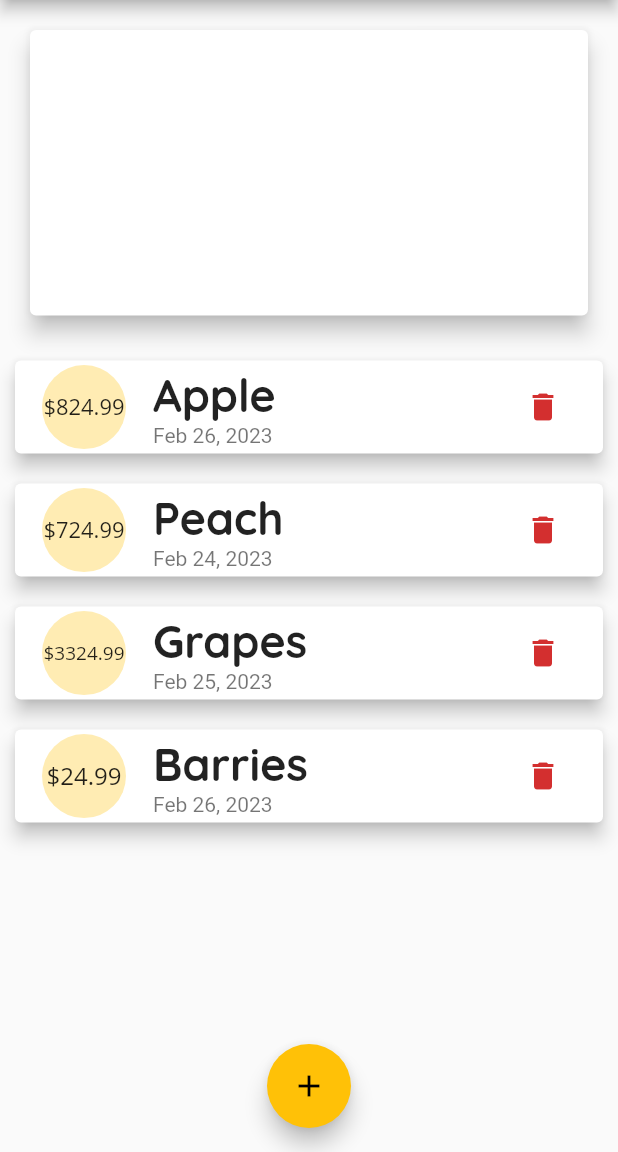
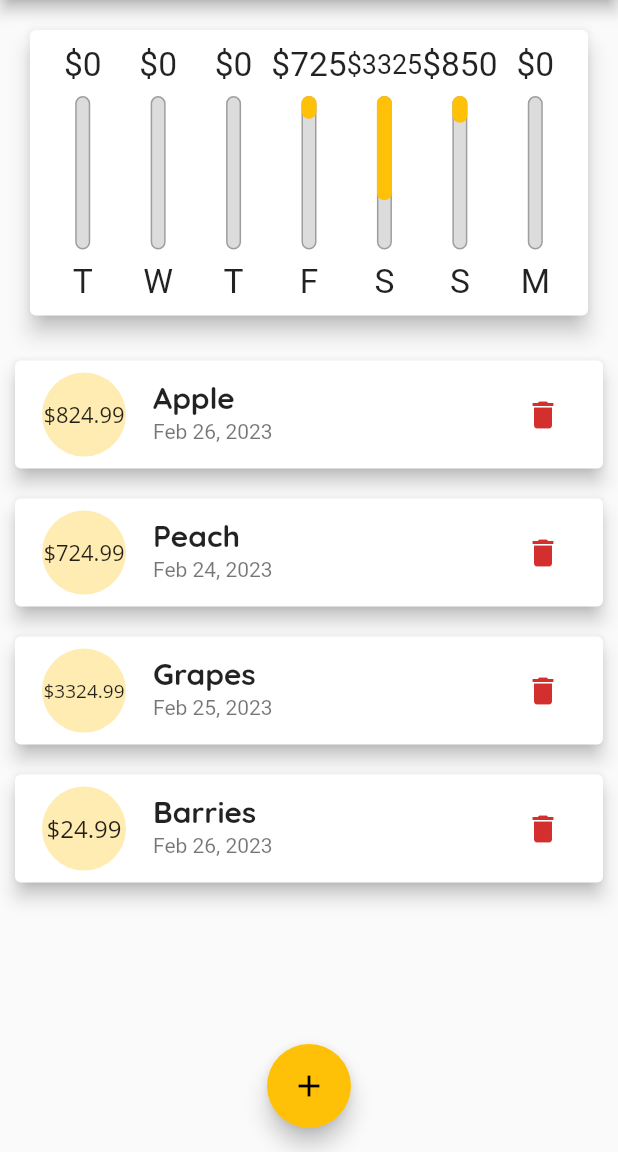
Before and after one commit to Mmahadinana/flutter-transactions, a Flutter app: the screen it shows after launch, after a tap on the "delete" icon, on a phone screen of 412 x 824 dp, the part 84-1236 px from its top. Run offline on Flutter 3.47's test engine with Material 2 defaults, Android fonts, the phone set to English and light mode, and no system bars.

Commit message:
Flutter complete guide section 5 - Responsive part 1 using the landscape

```diff
--- a/lib/main.dart
+++ b/lib/main.dart
@@ -1,4 +1,5 @@
 import 'package:flutter/material.dart';
+import 'package:flutter/services.dart';
 import 'package:intl/intl.dart';
 
 import './widgets/transaction_list.dart';
@@ -6,7 +7,14 @@ import './widgets/new_transaction.dart';
 import './models/transaction.dart';
 import './widgets/chart.dart';
 
-void main() => runApp(MyApp());
+void main() {
+  // WidgetsFlutterBinding.ensureInitialized();
+  // SystemChrome.setPreferredOrientations([
+  //   DeviceOrientation.portraitDown,
+  //   DeviceOrientation.portraitUp,
+  // ]);
+  runApp(MyApp());
+}
 
 class MyApp extends StatelessWidget {
 
@@ -21,7 +29,7 @@ class MyApp extends StatelessWidget {
           textTheme: ThemeData.light().textTheme.copyWith(
             titleLarge: TextStyle(
                 fontFamily: 'Quicksand',
-                fontSize: 30,
+                fontSize: 20,
                 fontWeight: FontWeight.bold
             ),
           ),
@@ -78,6 +86,7 @@ class _MyHomePageState extends State<MyHomePage> {
     ),
   ];
 
+  bool _showChart = false;
   List<Transaction> get _recentTractions {
     return _userTransactions.where((txt){
         return txt.date.isAfter(
@@ -118,6 +127,7 @@ class _MyHomePageState extends State<MyHomePage> {
 
   @override
   Widget build(BuildContext context) {
+    final isLandScape = MediaQuery.of(context).orientation == Orientation;
     final appBar =  AppBar(
       title: Text('Rosy App'),
       backgroundColor: Theme.of(context).primaryColor,
@@ -128,20 +138,42 @@ class _MyHomePageState extends State<MyHomePage> {
         )
       ],
     );
+
+    final txListWidget = Container(
+      height: (MediaQuery.of(context).size.height -
+          appBar.preferredSize.height -
+          MediaQuery.of(context).padding.top) * 0.7,
+      child: TransactionList(_userTransactions, _deleteTransaction),
+    );
     return Scaffold(
           appBar: appBar,
           body: SingleChildScrollView(
             child: Column(
-              crossAxisAlignment: CrossAxisAlignment.center,
+              crossAxisAlignment: CrossAxisAlignment.stretch,
               children: <Widget>[
-                Container(
-                  height: (MediaQuery.of(context).size.height - appBar.preferredSize.height - MediaQuery.of(context).padding.top) * 0.3,
+                if(isLandScape) Row(
+                    mainAxisAlignment:MainAxisAlignment.center ,
+                    children: <Widget> [
+                      Text('Show Chard'),
+                      Switch(value: true, onChanged: (value) {
+                        setState(() {
+                          _showChart = value;
+                        });
+                      }),
+                ]),
+               if (!isLandScape)  Container(
+                 height: (MediaQuery.of(context).size.height -
+                     appBar.preferredSize.height -
+                     MediaQuery.of(context).padding.top) * 0.3,
+                 child: Chart(_recentTractions),
+               ),
+                if (!isLandScape) txListWidget,
+                if (isLandScape) _showChart ?  Container(
+                  height: (MediaQuery.of(context).size.height -
+                      appBar.preferredSize.height -
+                      MediaQuery.of(context).padding.top) * 0.3,
                   child: Chart(_recentTractions),
-                ),
-                Container(
-                  height: (MediaQuery.of(context).size.height - appBar.preferredSize.height - MediaQuery.of(context).padding.top) * 0.7,
-                  child: TransactionList(_userTransactions, _deleteTransaction),
-                ),
+                ) : txListWidget,
               ],
             ),
           ),
--- a/lib/widgets/chart_bar.dart
+++ b/lib/widgets/chart_bar.dart
@@ -11,18 +11,19 @@ class ChartBar extends StatelessWidget{
   @override
   Widget build(BuildContext context){
     return LayoutBuilder(builder: (cxt, constaints) {
-
-    });Column(
+      return Column(
         children: <Widget>[
           Container(
-            height: 20,
+            height: constaints.maxHeight * 0.15,
             child: FittedBox(
               child:  Text('\$${spendingAmount.toStringAsFixed(0)}'),
             ),
           ),
-          SizedBox(height: 4,),
+          SizedBox(
+            height: constaints.maxHeight * 0.05,
+          ),
           Container(
-            height: 60,
+            height: constaints.maxHeight * 0.6,
             width: 10,
             child: Stack(children: <Widget>[
               Container(
@@ -43,11 +44,16 @@ class ChartBar extends StatelessWidget{
             ],),
           ),
           SizedBox(
-            height: 4,
+            height: constaints.maxHeight * 0.05,
           ),
-          Text(label)
+          Container(
+            height: constaints.maxHeight * 0.15,
+            child: FittedBox(
+              child: Text(label),
+            ),
+          ),
         ],
       );
-    }
+    });
   }
 }
--- a/lib/widgets/new_transaction.dart
+++ b/lib/widgets/new_transaction.dart
@@ -56,9 +56,11 @@ class _NewTransactionState extends State<NewTransaction> {
 
   @override
   Widget build(BuildContext context){
-    return Card(
+    return SingleChildScrollView(
+        child: Card(
           elevation: 5,
           child:Container(
+            padding: EdgeInsets.only(top: 10,left: 10,right: 10,bottom: MediaQuery.of(context).viewInsets.bottom +10,),
             child: Column(
               crossAxisAlignment: CrossAxisAlignment.end,
               children: <Widget>[
@@ -110,6 +112,7 @@ class _NewTransactionState extends State<NewTransaction> {
               ],
             ),
           ),
+        ),
     );
   }
 }
--- a/lib/widgets/transaction_list.dart
+++ b/lib/widgets/transaction_list.dart
@@ -10,19 +10,22 @@ class TransactionList extends StatelessWidget{
   TransactionList(this.transactions, this.deleteTransaction);
   @override
   Widget build(BuildContext context){
-    return transactions.isEmpty ? Column(
+    return transactions.isEmpty ? LayoutBuilder(
+        builder: (cxt, constraints) {
+      return Column(
         children: <Widget>[
           Text('No transactions added yet', style: Theme.of(context).textTheme.titleMedium,),
           SizedBox(
             height: 30,
           ),
           Container(
-            height: 200,
+            height: constraints.maxHeight * 0.6,
             child: Image.asset('assets/image/waiting.png', fit:BoxFit.cover),
           )
 
         ],
-      ) : ListView.builder(
+      );
+    })  : ListView.builder(
           itemBuilder: (context, index) {
             return Card(
               margin: EdgeInsets.all(10),
```
Lines whose indentation alone changed are shown as unchanged.
